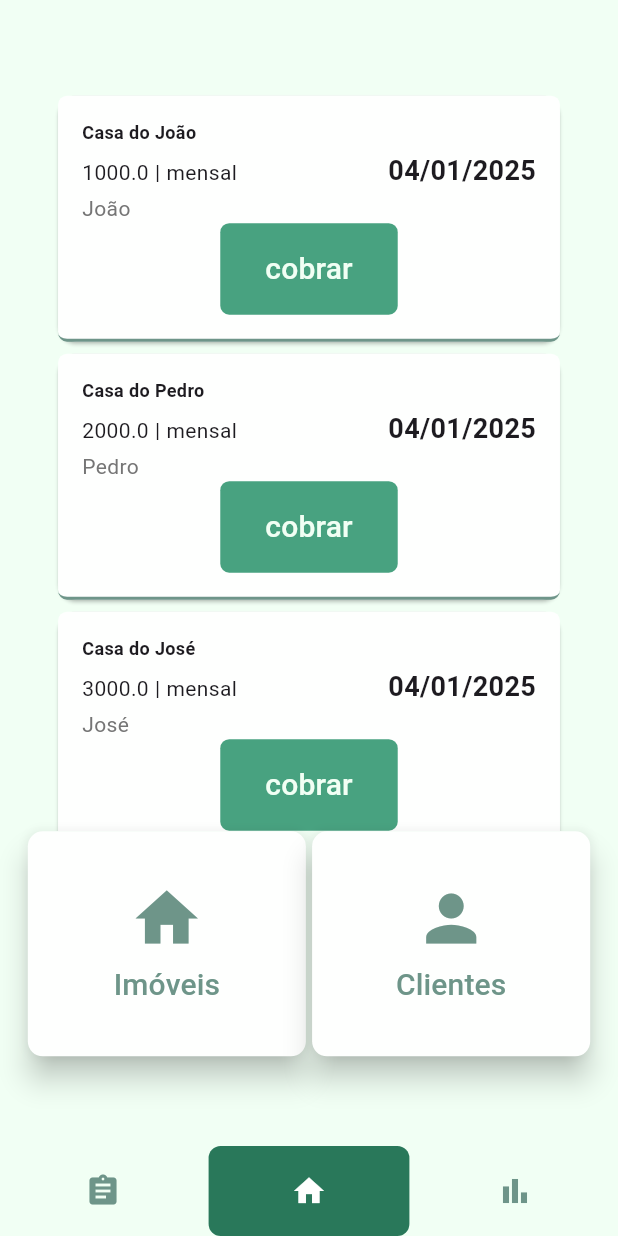
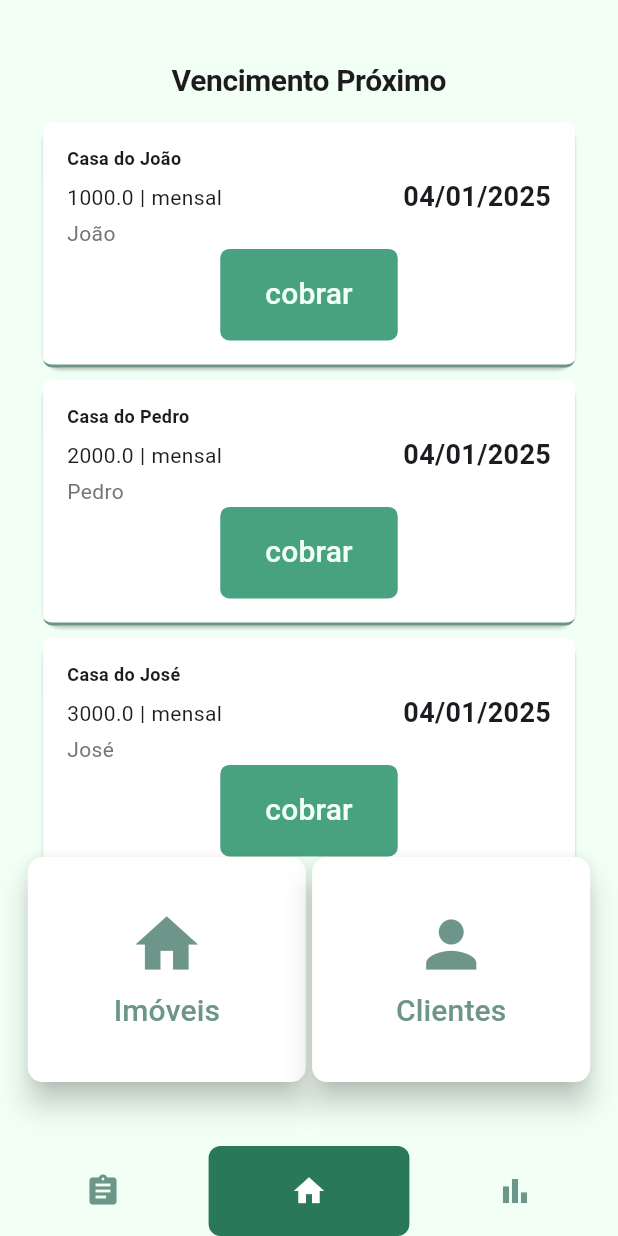
Before and after one commit to moisescunhapimentel/trabalho-pratico3-prog4, a Flutter app: the screen it shows after launch, item 2 of the bottom bar chosen, on a phone screen of 412 x 824 dp. Run offline on Flutter 3.47's test engine with Material 3 defaults, Android fonts, the phone set to English and light mode, and no system bars; our stand-ins replace drift; accounts and stored records are empty; generated files the repository leaves out were written again; Roboto replaces fonts that are missing (Concert One).

Commit message:
alterar estilo em InicioScreen

```diff
--- a/lib/ui/screens/inicio_screen.dart
+++ b/lib/ui/screens/inicio_screen.dart
@@ -3,7 +3,6 @@ import 'package:trabalho3/ui/screens/clientes_screen.dart';
 import 'package:trabalho3/ui/screens/imoveis_screen.dart';
 import 'package:trabalho3/ui/widgets/texto_icone_button.dart';
 import 'package:trabalho3/ui/widgets/vencimento_proximo_list.dart';
-import 'package:trabalho3/ui/theme/app_theme.dart';
 
 class InicioScreen extends StatefulWidget {
   const InicioScreen({super.key});
@@ -18,12 +17,15 @@ class InicioScreenState extends State<InicioScreen> {
     var larguraScreen = MediaQuery.of(context).size.width;
 
     return Scaffold(
-      body: Container(
-        padding: const EdgeInsets.all(10),
-        child: Column(
+      body: Column(
           mainAxisAlignment: MainAxisAlignment.center,
           children: [
-            VencimentoProximoList(),
+            Center(
+              child: Text("Vencimento Próximo",
+                  style: Theme.of(context).textTheme.displayLarge),
+            ),
+            SizedBox(height: larguraScreen * 0.03),
+            const VencimentoProximoList(),
             SizedBox(width: larguraScreen * 0.1),
             Row(
               mainAxisAlignment: MainAxisAlignment.center,
@@ -55,7 +57,6 @@ class InicioScreenState extends State<InicioScreen> {
             ),
           ],
         ),
-      ),
     );
   }
 }
```
